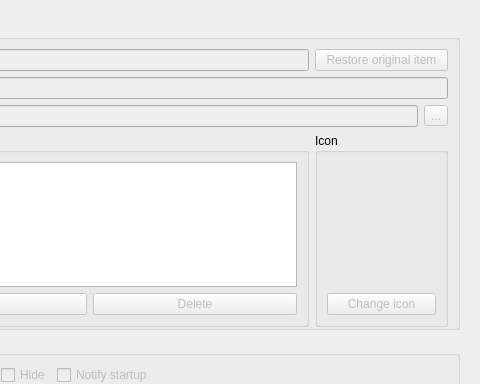
Before: the Qt Designer form mxmenueditor.ui in AdrianTM/mx-menu-editor, drawn with Qt 5; both pictures show x 420 to 900 and y 0 to 384 of the 900 by 617 pixel window.
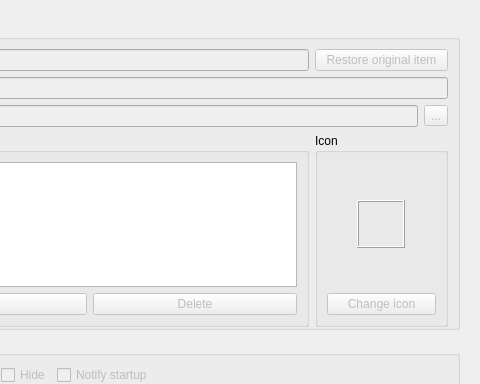
After: the same form once the commit is applied. Icons and pictures are not drawn.

The edit to the form file:
```diff
--- a/mxmenueditor.ui
+++ b/mxmenueditor.ui
@@ -233,6 +233,15 @@
                  <height>48</height>
                 </size>
                </property>
+               <property name="frameShape">
+                <enum>QFrame::Box</enum>
+               </property>
+               <property name="frameShadow">
+                <enum>QFrame::Raised</enum>
+               </property>
+               <property name="lineWidth">
+                <number>1</number>
+               </property>
                <property name="text">
                 <string/>
                </property>
```
